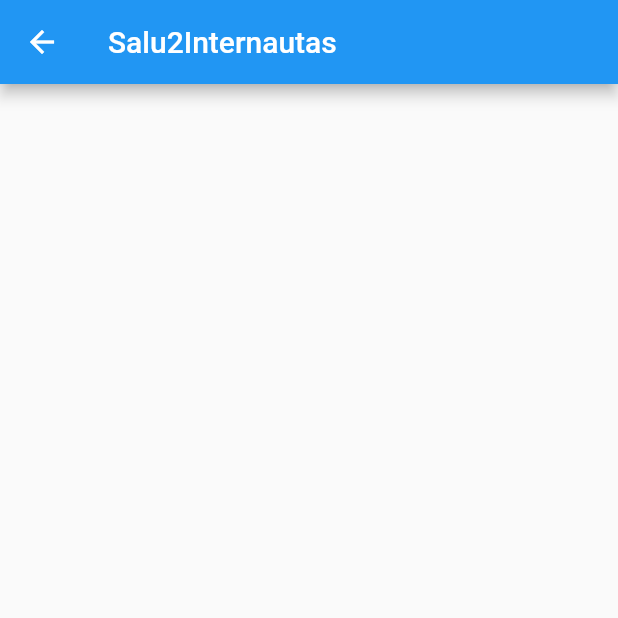
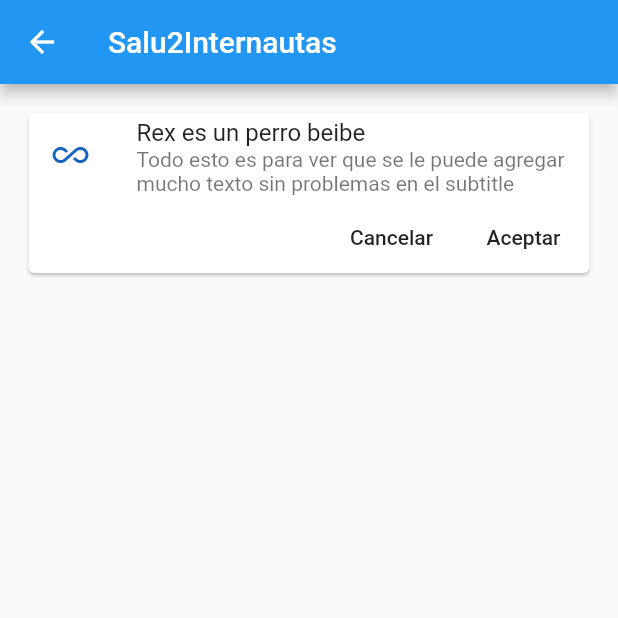
Before and after one commit to IsraMejia/Flutter-Udemy, a Flutter app: the CardPage screen opened by its route, on a phone screen of 412 x 824 dp, the top half of it. Run offline on Flutter 3.47's test engine with Material 2 defaults, Android fonts, the phone set to English and light mode, and no system bars.

Commit message:
Se agrego la lista de tajetas con una sencilla con sus alineaciones interesantes

```diff
--- a/lib/src/pages/card_page.dart
+++ b/lib/src/pages/card_page.dart
@@ -10,6 +10,57 @@ class CardPage extends StatelessWidget {
         title: Text('Salu2Internautas'),
       ),
 
+      body: ListView(
+
+        padding: EdgeInsets.all(15.0) , //Separa el contenido del List en todos sus bordes con sus limites lateres 20
+
+        children: <Widget>[
+          _cardTipo1()
+        ],
+      ),
+    );
+  }//build CardPage
+
+  Widget _cardTipo1(){
+    return Card(//Widget card de la lib material
+      child: Column(
+        children: <Widget>[
+
+          ListTile(
+            leading : Icon(Icons.all_inclusive , color: Colors.blue[800]), //Azul oscuro xd
+            title: Text('Rex es un perro beibe'),
+            subtitle: Text("Todo esto es para ver que se le puede agregar mucho texto sin problemas en el subtitle "),
+          ),
+
+          Row(
+            mainAxisAlignment: MainAxisAlignment.end, //Alinia todo al final del row
+
+            children: <Widget>[
+
+              FlatButton(
+                onPressed: (){
+
+                },
+
+                child: Text("Cancelar"),
+              ),
+
+              FlatButton(
+                onPressed: (){
+
+                },
+
+                child: Text("Aceptar"),
+              ),
+
+            ],
+          )
+
+        ],
+        ),
     );
   }
-}
+
+
+
+}//class CardPage
```
